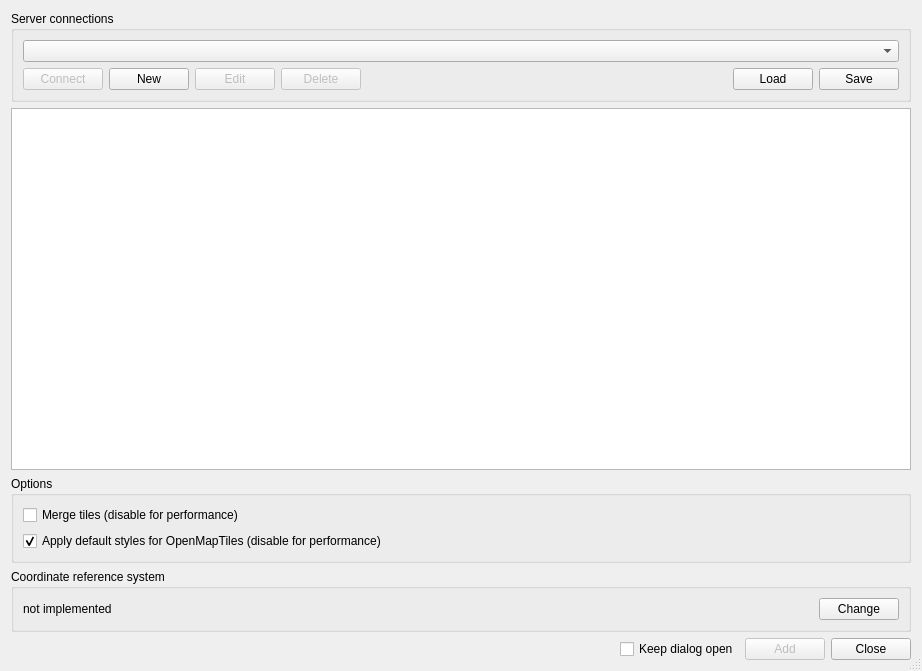
Before: the Qt Designer form ui/dlg_server_connections.ui in geometalab/Vector-Tiles-Reader-QGIS-Plugin, drawn with Qt 5.
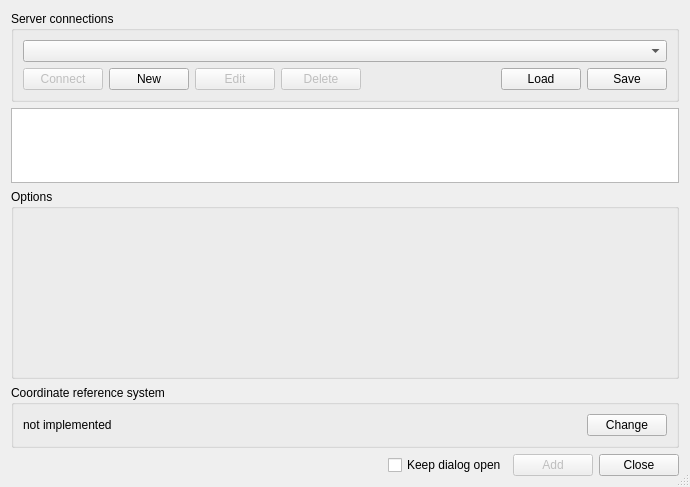
After: the same form once the commit is applied.

Diff of the .ui file:
```diff
--- a/ui/dlg_server_connections.ui
+++ b/ui/dlg_server_connections.ui
@@ -6,8 +6,8 @@
    <rect>
     <x>0</x>
     <y>0</y>
-    <width>922</width>
-    <height>671</height>
+    <width>690</width>
+    <height>487</height>
    </rect>
   </property>
   <property name="windowTitle">
@@ -158,46 +158,12 @@
      <property name="minimumSize">
       <size>
        <width>0</width>
-       <height>75</height>
+       <height>190</height>
       </size>
      </property>
      <property name="title">
       <string>Options</string>
      </property>
-     <layout class="QVBoxLayout" name="verticalLayout">
-      <item>
-       <widget class="QCheckBox" name="chkMergeTiles">
-        <property name="sizePolicy">
-         <sizepolicy hsizetype="Minimum" vsizetype="Preferred">
-          <horstretch>0</horstretch>
-          <verstretch>0</verstretch>
-         </sizepolicy>
-        </property>
-        <property name="text">
-         <string>Merge tiles (disable for performance)</string>
-        </property>
-        <property name="checked">
-         <bool>false</bool>
-        </property>
-       </widget>
-      </item>
-      <item>
-       <widget class="QCheckBox" name="chkApplyStyles">
-        <property name="sizePolicy">
-         <sizepolicy hsizetype="Minimum" vsizetype="Preferred">
-          <horstretch>0</horstretch>
-          <verstretch>0</verstretch>
-         </sizepolicy>
-        </property>
-        <property name="text">
-         <string>Apply default styles for OpenMapTiles (disable for performance)</string>
-        </property>
-        <property name="checked">
-         <bool>true</bool>
-        </property>
-       </widget>
-      </item>
-     </layout>
     </widget>
    </item>
    <item row="3" column="0">
```
Left out of the diff: 2 changed lines with no effect on the pictures.
